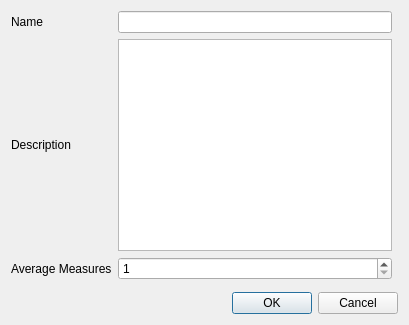
First picture: the form in aeroist/referencepreferences.ui, repository froque/AeroIST, before the edit.
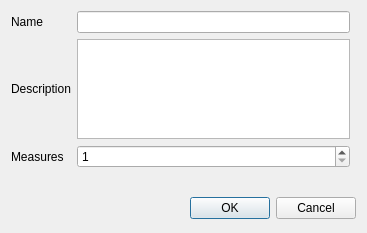
Second picture: the form after the edit.

Commit message: Replaced average_number concept with Measurements per iteration with all of them being logged into the model Renamed GUI and variable names

The edit to the form file:
```diff
--- a/aeroist/referencepreferences.ui
+++ b/aeroist/referencepreferences.ui
@@ -6,8 +6,8 @@
    <rect>
     <x>0</x>
     <y>0</y>
-    <width>409</width>
-    <height>325</height>
+    <width>367</width>
+    <height>233</height>
    </rect>
   </property>
   <property name="maximumSize">
@@ -34,8 +34,8 @@
     <widget class="QPlainTextEdit" name="plainTextEdit">
      <property name="maximumSize">
       <size>
-       <width>400</width>
-       <height>300</height>
+       <width>300</width>
+       <height>100</height>
       </size>
      </property>
      <property name="tabChangesFocus">
@@ -46,7 +46,7 @@
    <item row="3" column="0">
     <widget class="QLabel" name="labelAverage">
      <property name="text">
-      <string>Average Measures</string>
+      <string>Measures</string>
      </property>
     </widget>
    </item>
```
Left out of the diff: 6 changed lines with no effect on the pictures. The commit also changes 18 other files.
